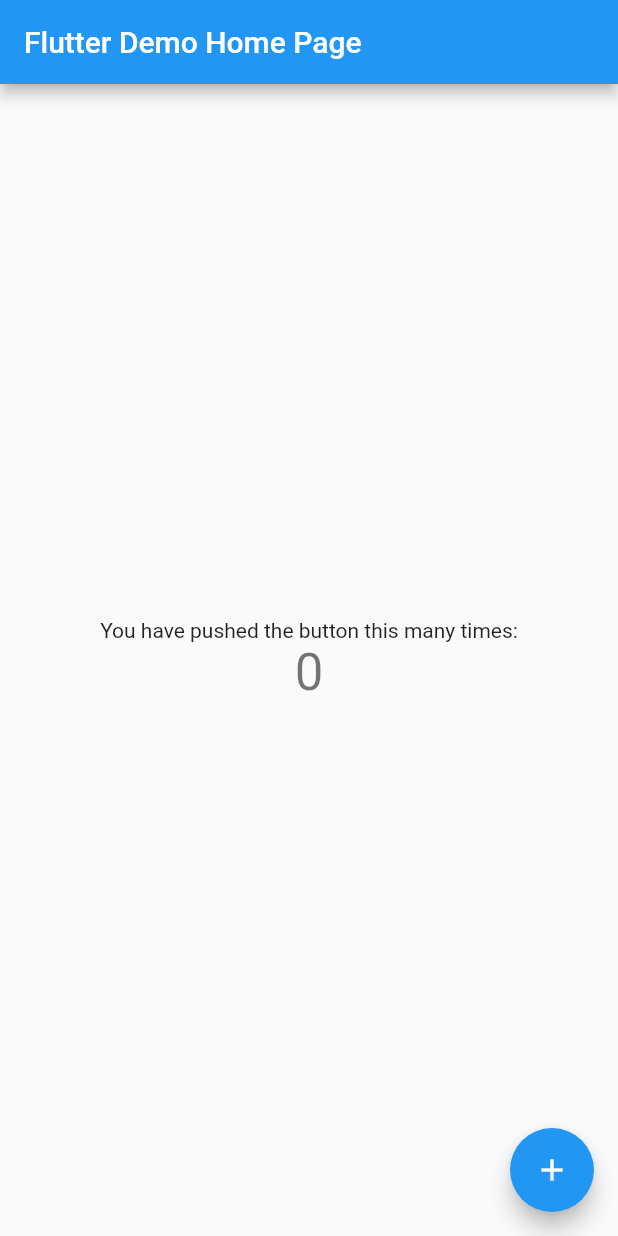
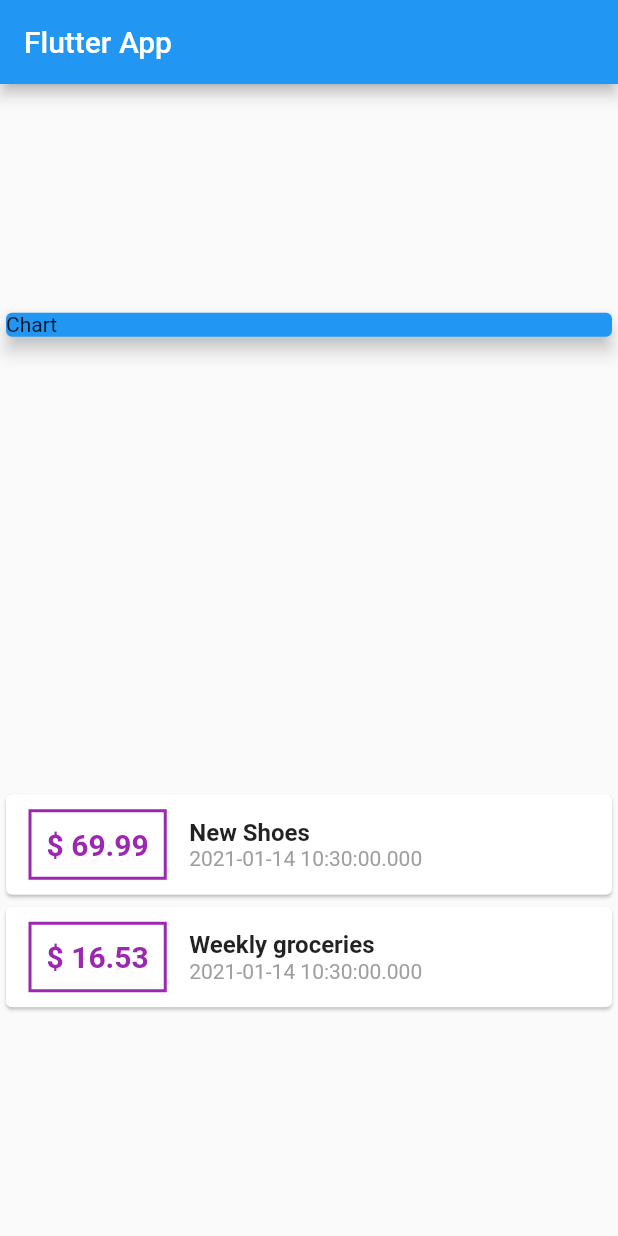
Before and after one commit to zubeirom/expense_app, a Flutter app: the screen it shows after launch, on a phone screen of 412 x 824 dp. Run offline on Flutter 3.47's test engine with Material 2 defaults, Android fonts, the phone set to English and light mode, and no system bars.

Commit message:
working with columns and rows

```diff
--- a/lib/main.dart
+++ b/lib/main.dart
@@ -1,3 +1,4 @@
+import 'package:expense_app/transaction.dart';
 import 'package:flutter/material.dart';
 
 void main() {
@@ -9,109 +10,71 @@ class MyApp extends StatelessWidget {
   @override
   Widget build(BuildContext context) {
     return MaterialApp(
-      title: 'Flutter Demo',
-      theme: ThemeData(
-        // This is the theme of your application.
-        //
-        // Try running your application with "flutter run". You'll see the
-        // application has a blue toolbar. Then, without quitting the app, try
-        // changing the primarySwatch below to Colors.green and then invoke
-        // "hot reload" (press "r" in the console where you ran "flutter run",
-        // or simply save your changes to "hot reload" in a Flutter IDE).
-        // Notice that the counter didn't reset back to zero; the application
-        // is not restarted.
-        primarySwatch: Colors.blue,
-        // This makes the visual density adapt to the platform that you run
-        // the app on. For desktop platforms, the controls will be smaller and
-        // closer together (more dense) than on mobile platforms.
-        visualDensity: VisualDensity.adaptivePlatformDensity,
-      ),
-      home: MyHomePage(title: 'Flutter Demo Home Page'),
+      title: 'Flutter App',
+      home: MyHomePage(),
     );
   }
 }
 
-class MyHomePage extends StatefulWidget {
-  MyHomePage({Key key, this.title}) : super(key: key);
-
-  // This widget is the home page of your application. It is stateful, meaning
-  // that it has a State object (defined below) that contains fields that affect
-  // how it looks.
-
-  // This class is the configuration for the state. It holds the values (in this
-  // case the title) provided by the parent (in this case the App widget) and
-  // used by the build method of the State. Fields in a Widget subclass are
-  // always marked "final".
-
-  final String title;
-
-  @override
-  _MyHomePageState createState() => _MyHomePageState();
-}
-
-class _MyHomePageState extends State<MyHomePage> {
-  int _counter = 0;
-
-  void _incrementCounter() {
-    setState(() {
-      // This call to setState tells the Flutter framework that something has
-      // changed in this State, which causes it to rerun the build method below
-      // so that the display can reflect the updated values. If we changed
-      // _counter without calling setState(), then the build method would not be
-      // called again, and so nothing would appear to happen.
-      _counter++;
-    });
-  }
+class MyHomePage extends StatelessWidget {
+  final List<Transaction> transactions = [
+    Transaction(
+        id: 't1', title: 'New Shoes', amount: 69.99, date: DateTime.now()),
+    Transaction(
+        id: 't2',
+        title: 'Weekly groceries',
+        amount: 16.53,
+        date: DateTime.now())
+  ];
 
   @override
   Widget build(BuildContext context) {
-    // This method is rerun every time setState is called, for instance as done
-    // by the _incrementCounter method above.
-    //
-    // The Flutter framework has been optimized to make rerunning build methods
-    // fast, so that you can just rebuild anything that needs updating rather
-    // than having to individually change instances of widgets.
     return Scaffold(
-      appBar: AppBar(
-        // Here we take the value from the MyHomePage object that was created by
-        // the App.build method, and use it to set our appbar title.
-        title: Text(widget.title),
-      ),
-      body: Center(
-        // Center is a layout widget. It takes a single child and positions it
-        // in the middle of the parent.
-        child: Column(
-          // Column is also a layout widget. It takes a list of children and
-          // arranges them vertically. By default, it sizes itself to fit its
-          // children horizontally, and tries to be as tall as its parent.
-          //
-          // Invoke "debug painting" (press "p" in the console, choose the
-          // "Toggle Debug Paint" action from the Flutter Inspector in Android
-          // Studio, or the "Toggle Debug Paint" command in Visual Studio Code)
-          // to see the wireframe for each widget.
-          //
-          // Column has various properties to control how it sizes itself and
-          // how it positions its children. Here we use mainAxisAlignment to
-          // center the children vertically; the main axis here is the vertical
-          // axis because Columns are vertical (the cross axis would be
-          // horizontal).
-          mainAxisAlignment: MainAxisAlignment.center,
-          children: <Widget>[
-            Text(
-              'You have pushed the button this many times:',
-            ),
-            Text(
-              '$_counter',
-              style: Theme.of(context).textTheme.headline4,
-            ),
-          ],
-        ),
-      ),
-      floatingActionButton: FloatingActionButton(
-        onPressed: _incrementCounter,
-        tooltip: 'Increment',
-        child: Icon(Icons.add),
-      ), // This trailing comma makes auto-formatting nicer for build methods.
-    );
+        appBar: AppBar(title: Text('Flutter App')),
+        body: Column(
+            mainAxisAlignment: MainAxisAlignment.spaceAround,
+            crossAxisAlignment: CrossAxisAlignment.stretch,
+            children: [
+              Container(
+                width: double.infinity,
+                child: Card(
+                  color: Colors.blue,
+                  child: Text('Chart'),
+                  elevation: 5,
+                ),
+              ),
+              Column(
+                  children: transactions
+                      .map((tx) => Card(
+                              child: Row(children: [
+                            Container(
+                                margin: EdgeInsets.symmetric(
+                                    vertical: 10, horizontal: 15),
+                                decoration: BoxDecoration(
+                                    border: Border.all(
+                                        color: Colors.purple, width: 2)),
+                                padding: EdgeInsets.all(10),
+                                child: Text(
+                                  '\$ ${tx.amount}',
+                                  style: TextStyle(
+                                      fontWeight: FontWeight.bold,
+                                      fontSize: 20,
+                                      color: Colors.purple),
+                                )),
+                            Column(
+                                crossAxisAlignment: CrossAxisAlignment.start,
+                                children: [
+                                  Text(
+                                    tx.title,
+                                    style: TextStyle(
+                                        fontSize: 16,
+                                        fontWeight: FontWeight.bold),
+                                  ),
+                                  Text(tx.date.toString(),
+                                      style: TextStyle(color: Colors.grey))
+                                ])
+                          ])))
+                      .toList())
+            ]));
   }
 }
--- /dev/null
+++ b/lib/transaction.dart
@@ -0,0 +1,14 @@
+import 'package:flutter/foundation.dart';
+
+class Transaction {
+  String id;
+  String title;
+  double amount;
+  DateTime date;
+
+  Transaction(
+      {@required this.id,
+      @required this.title,
+      @required this.amount,
+      @required this.date});
+}
```
Also changed, not shown: 1 other file.
